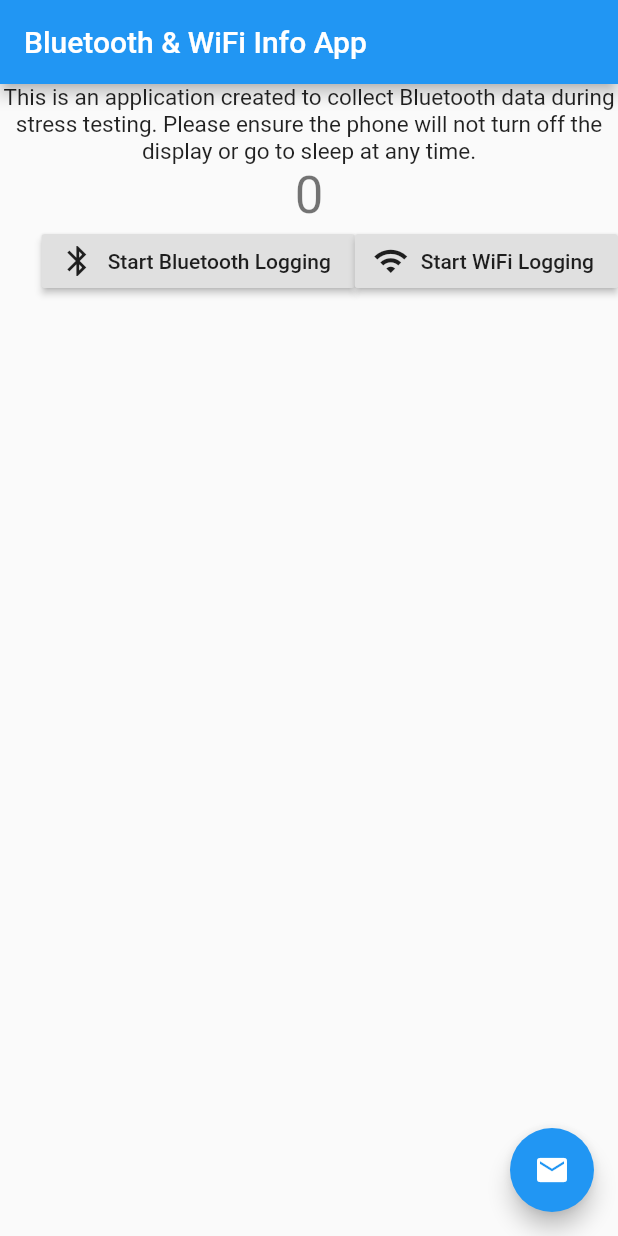
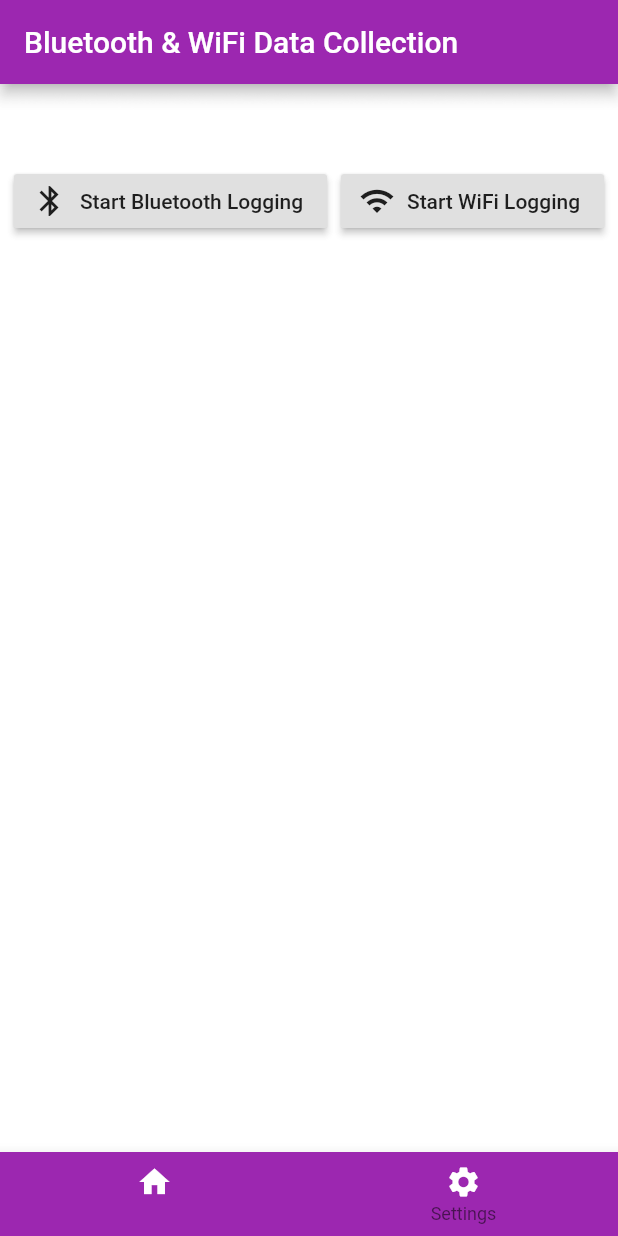
Before and after one commit to TheBKBurger/bluetooth_wifi_flutter_app, a Flutter app: the screen it shows after launch, on a phone screen of 412 x 824 dp. Run offline on Flutter 3.47's test engine with Material 2 defaults, Android fonts, the phone set to English and light mode, and no system bars.

Commit message:
Implemented: - Changed the colors to black and purple with a white text - Added a bottom navigation bar. Tested on iPhone Xr and Samsung Note 9, both look good.
Under the hood:
- Cleaned up some code to make it easier to read by pulling out the bottom nav bar and the button row into their own methods.
- In order to properly change the icon and text color at the bottom nav bar, added some IconTheme and Text Theme. Hoping to find an easier way later.

```diff
--- a/lib/main.dart
+++ b/lib/main.dart
@@ -18,10 +18,9 @@ class MyApp extends StatelessWidget {
         // or simply save your changes to "hot reload" in a Flutter IDE).
         // Notice that the counter didn't reset back to zero; the application
         // is not restarted.
-        primarySwatch: Colors.blue,
-
+        primarySwatch: Colors.purple,
       ),
-      home: MyHomePage(title: 'Bluetooth & WiFi Info App'),
+      home: MyHomePage(title: 'Bluetooth & WiFi Data Collection'),
     );
   }
 }
@@ -45,67 +44,33 @@ class MyHomePage extends StatefulWidget {
 }
 
 class _MyHomePageState extends State<MyHomePage> {
-  int _counter = 0;
+//  int _counter = 0;
 
-  void _incrementCounter() {
-    setState(() {
-      //This can be the method used to share the logs created with the app. Maybe have it open to a share window.
-
-
-      // This call to setState tells the Flutter framework that something has
-      // changed in this State, which causes it to rerun the build method below
-      // so that the display can reflect the updated values. If we changed
-      // _counter without calling setState(), then the build method would not be
-      // called again, and so nothing would appear to happen.
-      _counter++;
-    });
-  }
+//  void _incrementCounter() {
+//    setState(() {
+//      //This can be the method used to share the logs created with the app. Maybe have it open to a share window.
+//
+//      // This call to setState tells the Flutter framework that something has
+//      // changed in this State, which causes it to rerun the build method below
+//      // so that the display can reflect the updated values. If we changed
+//      // _counter without calling setState(), then the build method would not be
+//      // called again, and so nothing would appear to happen.
+//      _counter++;
+//    });
+//  }
 
   //This is where the Bluetooth and WiFi logs would be collected and start.
-  void _startBluetoothLogging(){
-    //This is where the Bluetooth and WiFi logs would be collected and start.
-  }
-  void _startWiFILogging(){
+  void _startBluetoothLogging() {}
 
-  }
+  void _startWiFILogging() {}
 
   @override
   Widget build(BuildContext context) {
     // This method is rerun every time setState is called, for instance as done
     // by the _incrementCounter method above.
 
-    var scaffold = Scaffold(
-      appBar: AppBar(
-        // Here we take the value from the MyHomePage object that was created by
-        // the App.build method, and use it to set our appbar title.
-        title: Text(widget.title),
-      ),
-      body: Container(
-
-        child: Column(
-          // Column is also layout widget. It takes a list of children and
-          // arranges them vertically. By default, it sizes itself to fit its
-          // children horizontally, and tries to be as tall as its parent.
-          //
-          // Column has various properties to control how it sizes itself and
-          // how it positions its children. Here we use mainAxisAlignment to
-          // center the children vertically; the main axis here is the vertical
-          // axis because Columns are vertical (the cross axis would be
-          // horizontal).
-          mainAxisAlignment: MainAxisAlignment.start,
-          children: <Widget>[
-            Text(
-              'This is an application created to collect Bluetooth data during stress testing. Please ensure the phone will not turn off the display or go to sleep at any time.',
-            textAlign: TextAlign.center,
-              style: TextStyle(fontSize: 15),
-            ),
-            Text(
-              '$_counter',
-              style: Theme.of(context).textTheme.display1,
-            ),
-            //THIS IS THE BOTTOM BUTTONS
-            new Row(
-              mainAxisAlignment: MainAxisAlignment.end,
+    var buttonRow = new Row(
+      mainAxisAlignment: MainAxisAlignment.spaceEvenly,
       children: <Widget>[
         RaisedButton.icon(
           onPressed: _startBluetoothLogging,
@@ -118,18 +83,49 @@ class _MyHomePageState extends State<MyHomePage> {
           label: Text('Start WiFi Logging'),
         ),
       ],
+    );
+
+    var bottomNavBar = new BottomNavigationBar(
+      backgroundColor: Colors.purple,
+      currentIndex: 0,
+      items: [
+        BottomNavigationBarItem(
+            icon: IconTheme(
+                data: IconThemeData(color: Colors.white),
+                child: Icon(Icons.home)),
+                title: Text('Home', style: new TextStyle(color: Colors.white),),
         ),
-            //END BOTTOM BUTTONS
+        BottomNavigationBarItem(
+            icon: IconTheme(
+                data: IconThemeData(color: Colors.white),
+                child: Icon(Icons.settings)),
+                title: Text('Settings', style: new TextStyle(color: Colors.white),),
+        ),
+
+      ],
+    );
+
+    var scaffold = Scaffold(
+        backgroundColor: Colors.white24,
+        appBar: AppBar(
+          // Here we take the value from the MyHomePage object that was created by
+          // the App.build method, and use it to set our appbar title.
+          title: Text(widget.title),
+        ),
+        body: Container(
+          child: Column(
+            mainAxisAlignment: MainAxisAlignment.start,
+            children: <Widget>[
+              Text(
+                'This is an application created to collect Bluetooth data during stress testing. Please ensure the phone will not turn off the display or go to sleep at any time.',
+                textAlign: TextAlign.center,
+                style: TextStyle(color: Colors.white, fontSize: 15),
+              ),
+              buttonRow,
             ],
           ),
         ),
-      floatingActionButton: FloatingActionButton(
-        onPressed: _incrementCounter,
-        tooltip: 'Share Logs',
-        child: Icon(Icons.mail),
-      ),
-
-    );
+        bottomNavigationBar: bottomNavBar);
     return scaffold;
   }
 }
```
Lines whose indentation alone changed are shown as unchanged.
